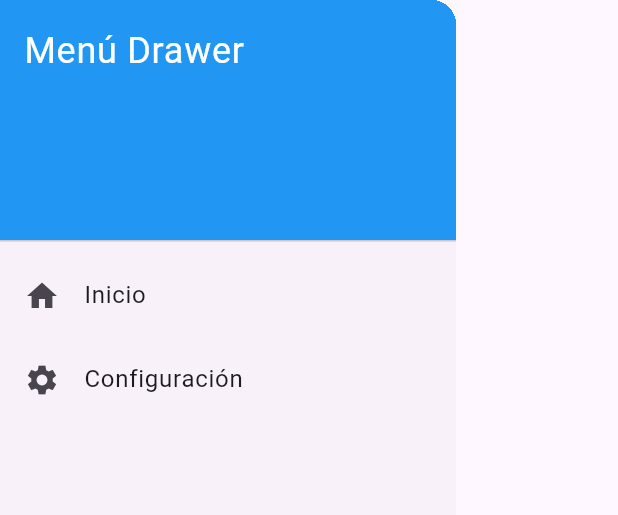
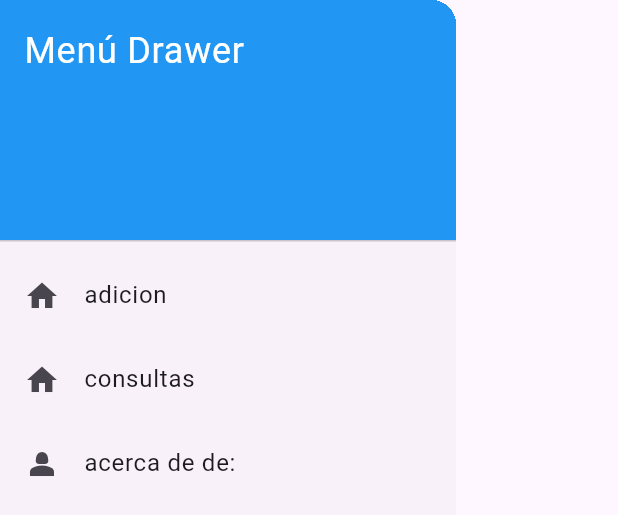
Before and after one commit to Roxana-Rm/eval2_sis22, a Flutter app: the MyDrawer widget shown alone on an empty page, opened directly, on a phone screen of 412 x 824 dp. Shown: the top 515 px of the screen. Run offline on Flutter 3.47's test engine with Material 2 defaults, Android fonts, the phone set to English and light mode, and no system bars; our stand-ins replace cloud_firestore, firebase_core; accounts and stored records are empty.

```diff
--- a/lib/pages/menu.dart
+++ b/lib/pages/menu.dart
@@ -21,15 +21,23 @@ class MyDrawer extends StatelessWidget {
           ),
           ListTile(
             leading: Icon(Icons.home),
-            title: Text('Inicio'),
+            title: Text('adicion'),
             onTap: () {
               // Lógica para manejar la selección de "Inicio"
               Navigator.pop(context); // Cierra el Drawer
             },
           ),
           ListTile(
-            leading: Icon(Icons.settings),
-            title: Text('Configuración'),
+            leading: Icon(Icons.home),
+            title: Text('consultas'),
+            onTap: () {
+              // Lógica para manejar la selección de "Inicio"
+              Navigator.pop(context); // Cierra el Drawer
+            },
+          ),
+          ListTile(
+            leading: Icon(Icons.person_2),
+            title: Text('acerca de de: '),
             onTap: () {
               // Lógica para manejar la selección de "Configuración"
               Navigator.pop(context); // Cierra el Drawer
--- a/pubspec.yaml
+++ b/pubspec.yaml
@@ -36,6 +36,7 @@ dependencies:
   # Use with the CupertinoIcons class for iOS style icons.
   cupertino_icons: ^1.0.2
   firebase_core: ^2.16.0
+  cloud_firestore: ^4.9.2
 
 dev_dependencies:
   flutter_test:
```
Also changed, not shown: lib/main.dart (+10 -3 lines), lib/pages/home.dart (+25 -0 lines), pubspec.lock, 2 other files.
